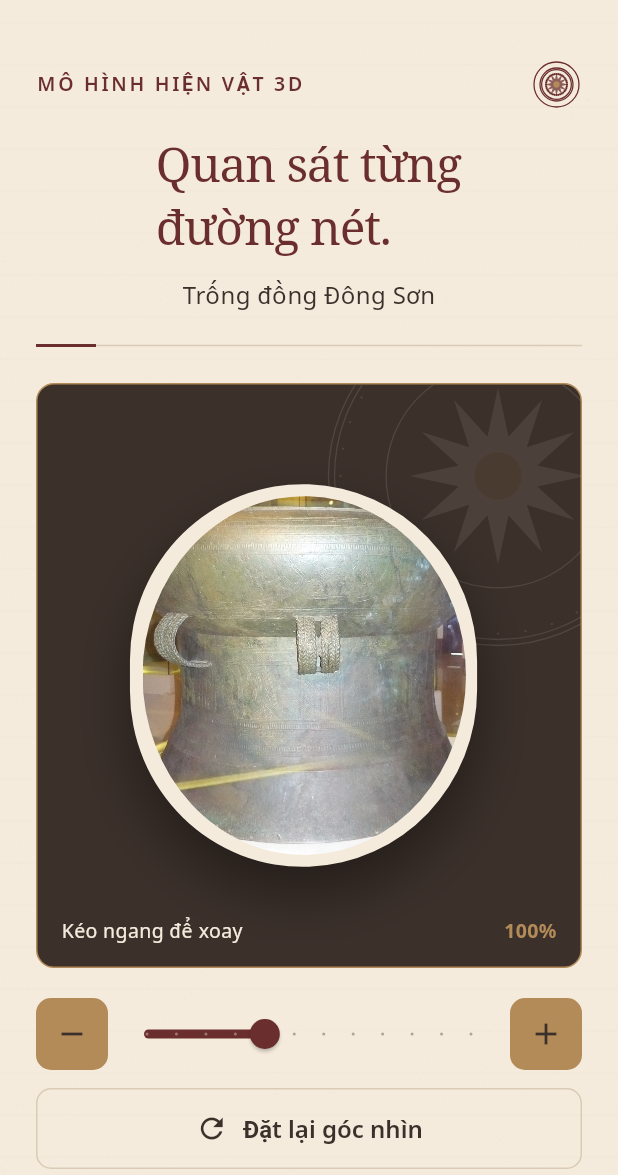
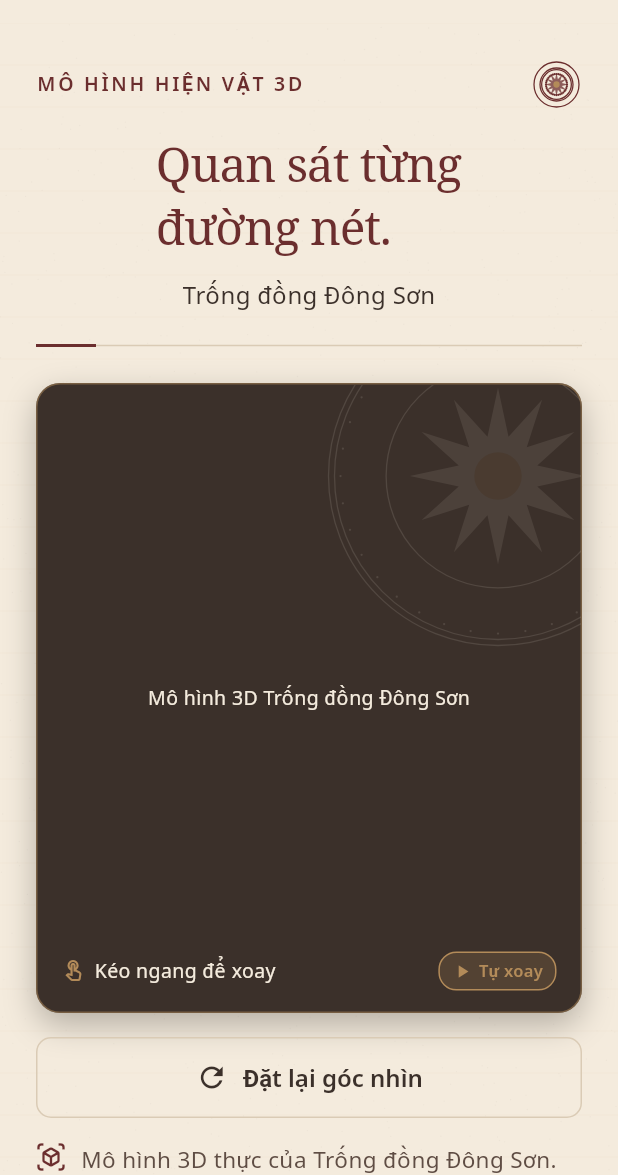
Before and after one commit to SEP490-Smart-Museum-Guide-System/FrontEnd, a Flutter app: the ArtifactDetailScreen screen opened directly with sample values from the repository, after a tap on "Xem mô hình 3D", on a phone screen of 412 x 824 dp, the part 61-1236 px from its top. Run offline on Flutter 3.47's test engine with Material 3 defaults, Android fonts, the light colour scheme and no system bars; missing offline and left inert: model_viewer_plus; accounts and stored records are empty.

Commit message:
Add 3D artifact viewer and web build support
This commit replaces the placeholder 3D mockup with a real model-viewer experience for artifact details. It adds the GLB asset, enables the model_viewer_plus dependency and web script, and updates the artifact screen with reset/auto-rotate controls and a more polished viewer layout. Android permissions and cleartext traffic settings are added for local/network content, and Vercel build configuration is included to support Flutter web deployment.

```diff
--- a/smgs_mobile/lib/screens/artifact/artifact_3d_screen.dart
+++ b/smgs_mobile/lib/screens/artifact/artifact_3d_screen.dart
@@ -1,6 +1,7 @@
-import 'dart:math' as math;
-
+import 'dart:io' show Platform;
+import 'package:flutter/foundation.dart';
 import 'package:flutter/material.dart';
+import 'package:model_viewer_plus/model_viewer_plus.dart';
 
 import '../../models/artifact.dart';
 import '../../widgets/museum_ui.dart';
@@ -15,12 +16,21 @@ class Artifact3DScreen extends StatefulWidget {
 }
 
 class _Artifact3DScreenState extends State<Artifact3DScreen> {
-  double _angle = -0.18;
-  double _zoom = 1;
+  int _resetKey = 0;
+  bool _autoRotate = true;
+
+  bool get _isTest {
+    if (kIsWeb) return false;
+    try {
+      return Platform.environment.containsKey('FLUTTER_TEST');
+    } catch (_) {
+      return false;
+    }
+  }
 
   void _reset() => setState(() {
-    _angle = -0.18;
-    _zoom = 1;
+    _resetKey++;
+    _autoRotate = true;
   });
 
   @override
@@ -31,12 +41,19 @@ class _Artifact3DScreenState extends State<Artifact3DScreen> {
     subtitle: widget.artifact.name,
     children: [
       Container(
-        height: 390,
+        height: 420,
         clipBehavior: Clip.antiAlias,
         decoration: BoxDecoration(
           color: AppColors.darkBrown,
-          borderRadius: BorderRadius.circular(12),
-          border: Border.all(color: AppColors.mutedGold),
+          borderRadius: BorderRadius.circular(16),
+          border: Border.all(color: AppColors.mutedGold.withOpacity(0.5)),
+          boxShadow: const [
+            BoxShadow(
+              color: Colors.black26,
+              blurRadius: 18,
+              offset: Offset(0, 8),
+            ),
+          ],
         ),
         child: Stack(
           children: [
@@ -49,43 +66,32 @@ class _Artifact3DScreenState extends State<Artifact3DScreen> {
               ),
             ),
             Center(
-              child: GestureDetector(
-                onHorizontalDragUpdate: (details) => setState(
-                  () => _angle =
-                      (_angle + details.delta.dx / 180) % (math.pi * 2),
-                ),
-                child: Transform.scale(
-                  scale: _zoom,
-                  child: Transform(
+              child: SizedBox(
+                height: 380,
+                width: double.infinity,
+                child: _isTest
+                    ? Container(
                         alignment: Alignment.center,
-                    transform: Matrix4.identity()
-                      ..setEntry(3, 2, 0.0015)
-                      ..rotateY(_angle),
-                    child: Container(
-                      width: 235,
-                      height: 255,
-                      padding: const EdgeInsets.all(8),
-                      decoration: BoxDecoration(
+                        child: Text(
+                          'Mô hình 3D ${widget.artifact.name}',
+                          style: AppTextStyles.caption.copyWith(
                             color: AppColors.antiqueIvory,
-                        borderRadius: BorderRadius.circular(120),
-                        boxShadow: const [
-                          BoxShadow(
-                            color: Colors.black38,
-                            blurRadius: 28,
-                            offset: Offset(0, 18),
-                          ),
-                        ],
-                      ),
-                      child: ClipOval(
-                        child: Image.asset(
-                          'assets/images/ngoc-lu-web.jpg',
-                          fit: BoxFit.cover,
-                          semanticLabel:
-                              'Mô phỏng mô hình ba chiều ${widget.artifact.name}',
                           ),
                         ),
-                    ),
-                  ),
+                      )
+                    : ModelViewer(
+                        key: ValueKey('model_viewer_$_resetKey'),
+                        src: 'assets/models/trong_dong_dong_son.glb',
+                        alt: 'Mô hình 3D ${widget.artifact.name}',
+                        ar: true,
+                        autoRotate: _autoRotate,
+                        autoRotateDelay: 1000,
+                        rotationPerSecond: '25deg',
+                        cameraControls: true,
+                        backgroundColor: Colors.transparent,
+                        shadowIntensity: 1.0,
+                        shadowSoftness: 0.8,
+                        exposure: 1.05,
                       ),
               ),
             ),
@@ -95,6 +101,12 @@ class _Artifact3DScreenState extends State<Artifact3DScreen> {
               bottom: 14,
               child: Row(
                 children: [
+                  const Icon(
+                    Icons.touch_app_outlined,
+                    size: 16,
+                    color: AppColors.mutedGold,
+                  ),
+                  const SizedBox(width: 6),
                   Expanded(
                     child: Text(
                       'Kéo ngang để xoay',
@@ -103,11 +115,44 @@ class _Artifact3DScreenState extends State<Artifact3DScreen> {
                       ),
                     ),
                   ),
+                  InkWell(
+                    onTap: () => setState(() => _autoRotate = !_autoRotate),
+                    borderRadius: BorderRadius.circular(12),
+                    child: Container(
+                      padding: const EdgeInsets.symmetric(
+                        horizontal: 8,
+                        vertical: 4,
+                      ),
+                      decoration: BoxDecoration(
+                        color: _autoRotate
+                            ? AppColors.mutedGold.withOpacity(0.2)
+                            : Colors.black26,
+                        borderRadius: BorderRadius.circular(12),
+                        border: Border.all(
+                          color: _autoRotate
+                              ? AppColors.mutedGold
+                              : Colors.transparent,
+                        ),
+                      ),
+                      child: Row(
+                        mainAxisSize: MainAxisSize.min,
+                        children: [
+                          Icon(
+                            _autoRotate ? Icons.play_arrow : Icons.pause,
+                            size: 14,
+                            color: AppColors.mutedGold,
+                          ),
+                          const SizedBox(width: 4),
                           Text(
-                    '${(_zoom * 100).round()}%',
+                            _autoRotate ? 'Tự xoay' : 'Tạm dừng',
                             style: AppTextStyles.caption.copyWith(
                               color: AppColors.mutedGold,
-                      fontWeight: FontWeight.w700,
+                              fontSize: 11,
+                              fontWeight: FontWeight.w600,
+                            ),
+                          ),
+                        ],
+                      ),
                     ),
                   ),
                 ],
@@ -116,42 +161,21 @@ class _Artifact3DScreenState extends State<Artifact3DScreen> {
           ],
         ),
       ),
-      const SizedBox(height: 20),
+      const SizedBox(height: 16),
       Row(
         children: [
-          IconButton.filledTonal(
-            tooltip: 'Thu nhỏ',
-            onPressed: _zoom <= 0.8 ? null : () => setState(() => _zoom -= 0.1),
-            icon: const Icon(Icons.remove),
-          ),
           Expanded(
-            child: Slider(
-              value: _zoom,
-              min: 0.8,
-              max: 1.35,
-              divisions: 11,
-              label: '${(_zoom * 100).round()}%',
-              onChanged: (value) => setState(() => _zoom = value),
-            ),
-          ),
-          IconButton.filledTonal(
-            tooltip: 'Phóng to',
-            onPressed: _zoom >= 1.35
-                ? null
-                : () => setState(() => _zoom += 0.1),
-            icon: const Icon(Icons.add),
-          ),
-        ],
-      ),
-      const SizedBox(height: 12),
-      SecondaryButton(
+            child: SecondaryButton(
               label: 'Đặt lại góc nhìn',
               icon: Icons.refresh,
               onPressed: _reset,
             ),
-      const SizedBox(height: 18),
-      const Notice(
-        'Đây là bản mô phỏng giao diện xem 3D. Mô hình 3D thật sẽ được tải từ dữ liệu hiện vật đã xuất bản.',
+          ),
+        ],
+      ),
+      const SizedBox(height: 16),
+      Notice(
+        'Mô hình 3D thực của ${widget.artifact.name}. Bạn có thể kéo thả để xoay 360°, cuộn để phóng to chi tiết hoa văn.',
         icon: Icons.view_in_ar_outlined,
       ),
     ],
```
Also changed, not shown: smgs_mobile/pubspec.yaml (+3 -69 lines), smgs_mobile/pubspec.lock, smgs_mobile/vercel.json (added), 5 other files. Lines whose indentation alone changed are shown as unchanged.
